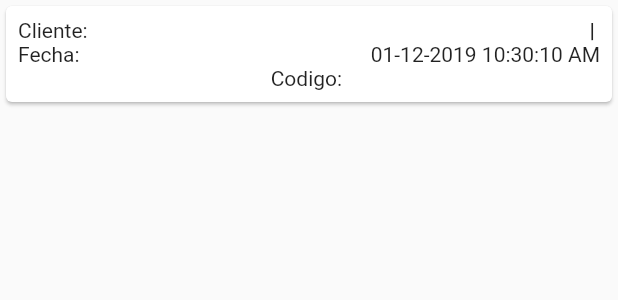
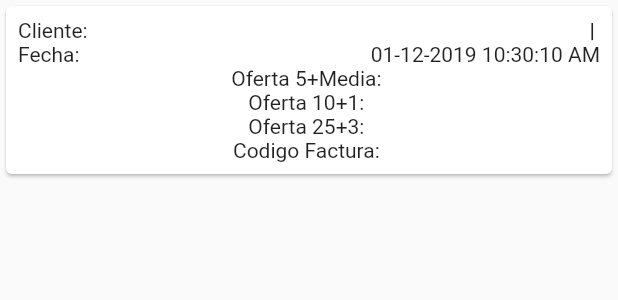
Before and after one commit to pablo384/VENDEDOR-BDSPL, a Flutter app: the HeaderBill widget shown alone on an empty page, opened directly with empty values, on a phone screen of 412 x 824 dp. Shown: the top 300 px of the screen. Run offline on Flutter 3.47's test engine with Material 2 defaults, Android fonts, the phone set to English and light mode, and no system bars; our stand-ins replace badges, firebase_analytics, firebase_database, font_awesome_flutter, rxdart, shared_preferences; accounts and stored records are empty.

Commit message:
⛹️Cambios por WS -  En esta ventana hay que mostrar los atributos de oferta y descuento en la parte dlnde estan los datos del cliente - Hay que redondear los porcientos a dos decimales, y ese porciento negativo no entiendo por que salió

```diff
--- a/lib/views/bill/Bill.dart
+++ b/lib/views/bill/Bill.dart
@@ -143,7 +143,10 @@ class HeaderBill extends StatelessWidget {
                 Text("${factura.fechaString}"),
               ],
             ),
-            Text("Codigo: ${factura.codigo}"),
+            Text("Oferta 5+Media: ${factura.cliente.of5M}"),
+            Text("Oferta 10+1: ${factura.cliente.of101}"),
+            Text("Oferta 25+3: ${factura.cliente.of253}"),
+            Text("Codigo Factura: ${factura.codigo}"),
           ],
         ),
       ),
```
Also changed, not shown: lib/views/cierreDia/CierrePage.dart (+5 -5 lines), lib/views/products/SelectProductPage.dart (+31 -13 lines).
